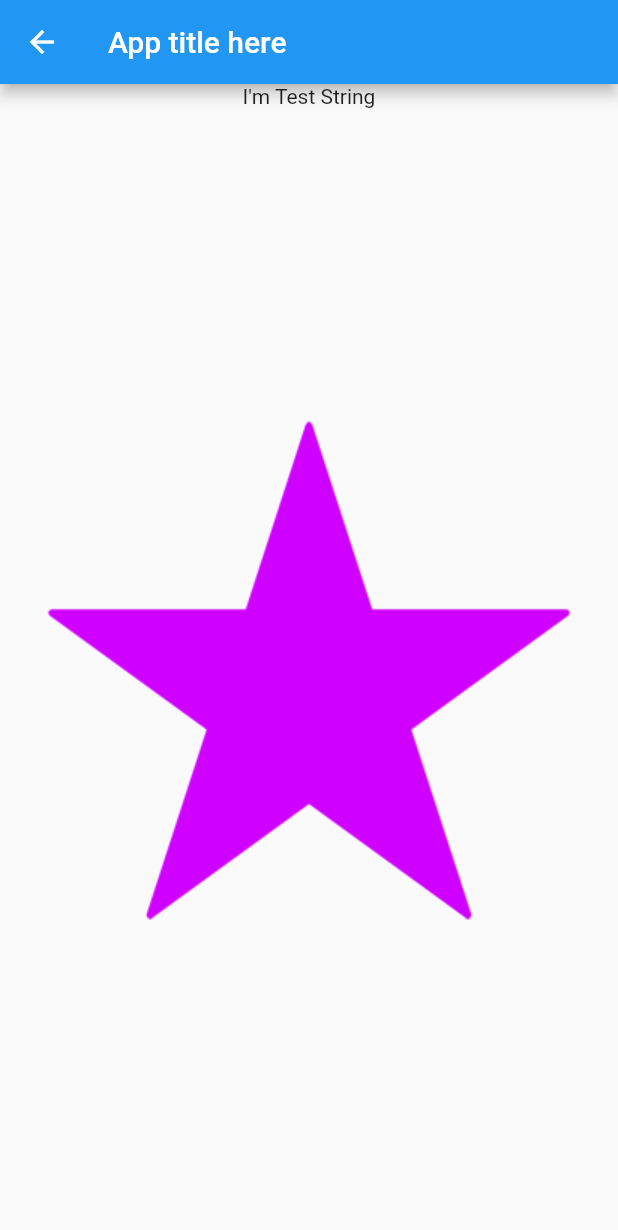
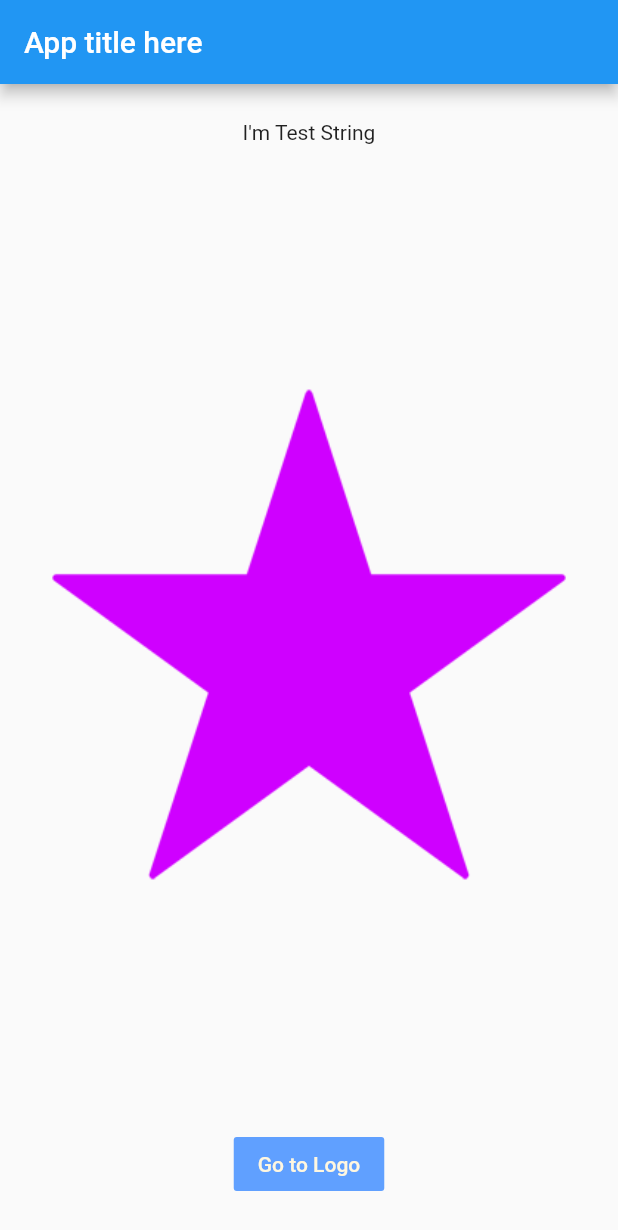
Before and after one commit to smgal/flutter_base, a Flutter app: the screen it shows after launch, on a phone screen of 412 x 824 dp. Shown: the top 1230 px of the screen. Run offline on Flutter 3.47's test engine with Material 2 defaults, Android fonts, the phone set to English and light mode, and no system bars.

Commit message:
Finish here for a while

```diff
--- a/lib/routes/app_logo.dart
+++ b/lib/routes/app_logo.dart
@@ -26,8 +26,6 @@ class AppLogoState extends State<AppLogo> {
         this._isAvailable = true;
       });
     });
-
-    // TODO: 파라미터로 설정할 수 있게 하자
 
     // 상태바, 내비게이션 감추기(fullscreen)
     SystemChrome.setEnabledSystemUIOverlays([]);
@@ -77,10 +75,10 @@ class AppLogoState extends State<AppLogo> {
 
   Future<void> goNext() async{
     Timer(Duration(milliseconds: 2500), () {
-      // TODO: 외부 파라미터로 지정할 수 있게
+      // App의 UI 형태를 지정
       SystemChrome.setEnabledSystemUIOverlays(SystemUiOverlay.values);
 
-      Navigator.of(context).pushNamed('/home');
+      Navigator.of(context).pushReplacementNamed('/home');
     });
   }
 }
--- a/lib/routes/home.dart
+++ b/lib/routes/home.dart
@@ -14,24 +14,39 @@ class HomeState extends State<Home> {
 
   @override
   Widget build(BuildContext context) {
-
     var locale = LocaleManager.of(context);
 
     return Scaffold(
       appBar: AppBar(
         title: Text(locale.getString('APP_TITLE')),
+        automaticallyImplyLeading: false,
       ),
-      body: Column(
+      body: Container(
+        padding: EdgeInsets.all(24.0),
+        child: Column(
           children: <Widget>[
             Center(
-
               child: Text(locale.getString('TEST_STRING')),
             ),
             Expanded(
               child: Image.asset('assets/images/sample_logo.png')
+            ),
+            FlatButton(
+              onPressed: _onBottomButtonPressed,
+              // TODO: 컬러도 resource에서 받아 올 수 있도록
+              color: Color.fromARGB(0xFF, 0x60, 0xA0, 0xFF),
+              textColor: Color.fromARGB(0xFF, 0xFF, 0xF7, 0xE0),
+              child: Text('Go to Logo')
             )
           ]
         ),
+      )
     );
   }
+
+  void _onBottomButtonPressed() {
+    setState(() {
+      Navigator.of(context).pushReplacementNamed('/app-logo');
+    });
   }
+}
```
Lines whose indentation alone changed are shown as unchanged.
